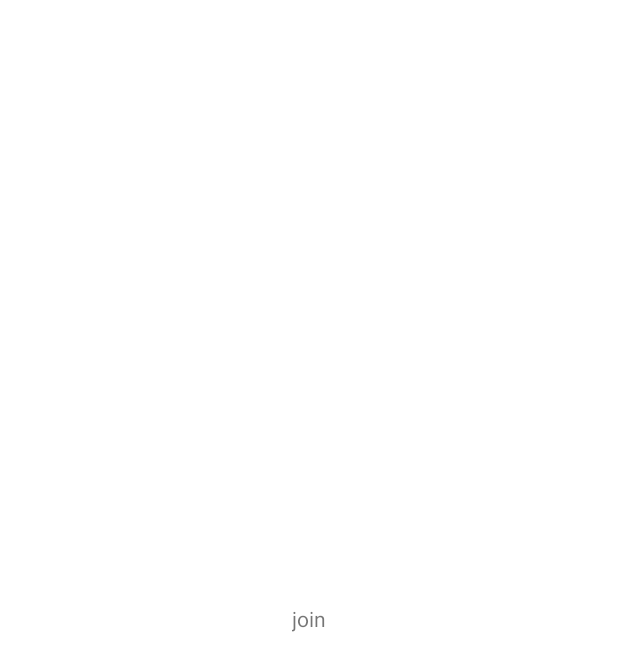
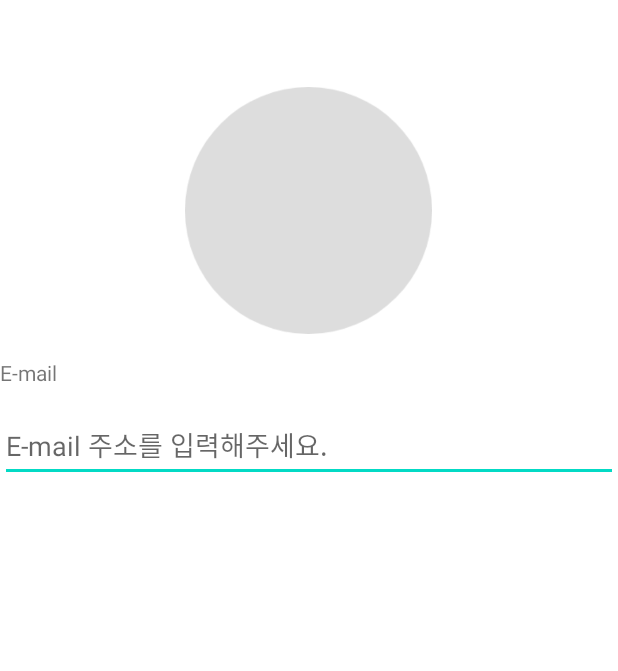
Before and after one commit to Nayoung-apeach/zero-waste, an Android app: the JoinActivity screen opened directly, with no data from a screen before it, on a phone screen of 412 x 824 dp. Before the commit the part shown is almost empty. Shown: the top 671 px of the screen. Run offline under Robolectric (Android 15) with nearby library versions, the light colour scheme and no system bars.

Commit message:
화면 진행 중

```diff
--- /dev/null
+++ b/app/src/main/res/drawable/round_image.xml
@@ -0,0 +1,10 @@
+<?xml version="1.0" encoding="utf-8"?>
+<layer-list
+    xmlns:android="http://schemas.android.com/apk/res/android"
+    >
+    <item>
+        <shape android:shape="oval">
+            <solid android:color="@color/white"/>
+        </shape>
+    </item>
+</layer-list>
--- a/app/src/main/res/layout/activity_join.xml
+++ b/app/src/main/res/layout/activity_join.xml
@@ -7,13 +7,76 @@
     android:layout_height="match_parent"
     android:orientation="horizontal"
     >
+    <Space
+        android:id="@+id/join_space0"
+        android:layout_width="0dp"
+        android:layout_height="0dp"
+        app:layout_constraintHeight_percent="0.07"
+        app:layout_constraintTop_toTopOf="parent"
+        app:layout_constraintBottom_toTopOf="@id/join_profile_image"
+        app:layout_constraintLeft_toLeftOf="parent"
+        app:layout_constraintRight_toRightOf="parent"
+        />
 
+    <androidx.constraintlayout.utils.widget.ImageFilterView
+        android:id="@+id/join_profile_image"
+        android:layout_width="0dp"
+        android:layout_height="0dp"
+        android:background="@drawable/round_image"
+        android:src="@drawable/join_profile"
+        app:layout_constraintBottom_toTopOf="@id/join_space1"
+        app:layout_constraintDimensionRatio="1"
+        app:layout_constraintEnd_toEndOf="parent"
+        app:layout_constraintHeight_percent="0.2"
+        app:layout_constraintHorizontal_bias="0.498"
+        app:layout_constraintLeft_toLeftOf="parent"
+        app:layout_constraintRight_toRightOf="parent"
+        app:layout_constraintStart_toStartOf="parent"
+        app:layout_constraintTop_toBottomOf="@id/join_space0" />
+
+    <Space
+        android:id="@+id/join_space1"
+        android:layout_width="0dp"
+        android:layout_height="0dp"
+        app:layout_constraintHeight_percent="0.02"
+        app:layout_constraintTop_toBottomOf="@id/join_profile_image"
+        app:layout_constraintBottom_toTopOf="@id/join_email_text"
+        app:layout_constraintLeft_toLeftOf="parent"
+        app:layout_constraintRight_toRightOf="parent"
+        />
     <TextView
-        android:layout_width="wrap_content"
-        android:layout_height="wrap_content"
-        android:text="join"
-        app:layout_constraintBottom_toBottomOf="parent"
-        app:layout_constraintEnd_toEndOf="parent"
-        app:layout_constraintStart_toStartOf="parent"
-        app:layout_constraintTop_toTopOf="parent" />
+        android:id="@+id/join_email_text"
+        android:layout_width="0dp"
+        android:layout_height="0dp"
+        app:layout_constraintHeight_percent="0.04"
+        app:layout_constraintTop_toBottomOf="@id/join_space1"
+        app:layout_constraintLeft_toLeftOf="parent"
+        app:layout_constraintRight_toRightOf="parent"
+        android:text="E-mail"
+        />
+    <Space
+        android:id="@+id/join_space2"
+        android:layout_width="0dp"
+        android:layout_height="0dp"
+        app:layout_constraintHeight_percent="0.02"
+        app:layout_constraintTop_toBottomOf="@id/join_email_text"
+        app:layout_constraintBottom_toTopOf="@id/join_email_textedit"
+        app:layout_constraintLeft_toLeftOf="parent"
+        app:layout_constraintRight_toRightOf="parent"
+        />
+    <EditText
+        android:id="@+id/join_email_textedit"
+        android:layout_width="0dp"
+        android:layout_height="0dp"
+        app:layout_constraintHeight_percent="0.06"
+        app:layout_constraintTop_toBottomOf="@id/join_email_text"
+        app:layout_constraintBottom_toTopOf=""
+        app:layout_constraintLeft_toLeftOf="parent"
+        app:layout_constraintRight_toRightOf="parent"
+
+        android:hint="E-mail 주소를 입력해주세요."
+        />
+
+
+
 </androidx.constraintlayout.widget.ConstraintLayout>
--- a/app/src/main/res/layout/activity_startscreen.xml
+++ b/app/src/main/res/layout/activity_startscreen.xml
@@ -47,7 +47,7 @@
         app:layout_constraintBottom_toBottomOf="@id/start_screen_space2"
         app:layout_constraintLeft_toLeftOf="parent"
         app:layout_constraintRight_toRightOf="parent"
-        android:background="@drawable/startscreen_button_login"
+        android:background="@drawable/round_button_green"
         android:text="로그인"
         android:textColor="@color/white"
         android:textStyle="bold"
@@ -72,7 +72,7 @@
         app:layout_constraintBottom_toBottomOf="@id/start_screen_space3"
         app:layout_constraintLeft_toLeftOf="parent"
         app:layout_constraintRight_toRightOf="parent"
-        android:background="@drawable/startscreen_button_join"
+        android:background="@drawable/round_button_white"
         android:text="회원가입"
         android:textColor="#00D177"
         android:textStyle="bold"
```
Also changed, not shown: app/src/main/res/drawable/join_profile.png (added), app/src/main/res/drawable/round_button_green.xml (renamed from app/src/main/res/drawable/startscreen_button_login.xml), app/src/main/res/drawable/round_button_white.xml (renamed from app/src/main/res/drawable/startscreen_button_join.xml).
